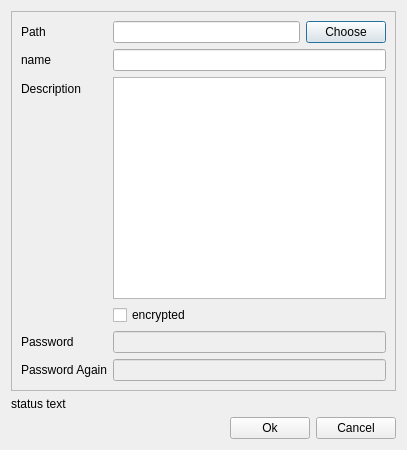
Above: ui/create-repo-dialog.ui from haiwen/seafile-client before the change. Below: the same form after it.
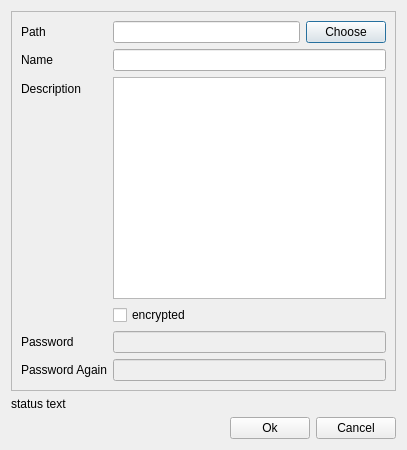
That is the form after the change.

Commit message: improve create repo dialog

The edit to the form file:
```diff
--- a/ui/create-repo-dialog.ui
+++ b/ui/create-repo-dialog.ui
@@ -47,7 +47,7 @@
       <item row="1" column="0">
        <widget class="QLabel" name="nameLabel">
         <property name="text">
-         <string>name</string>
+         <string>Name</string>
         </property>
        </widget>
       </item>
```
Left out of the diff: 3 changed lines with no effect on the pictures. The commit also changes 1 other file.
